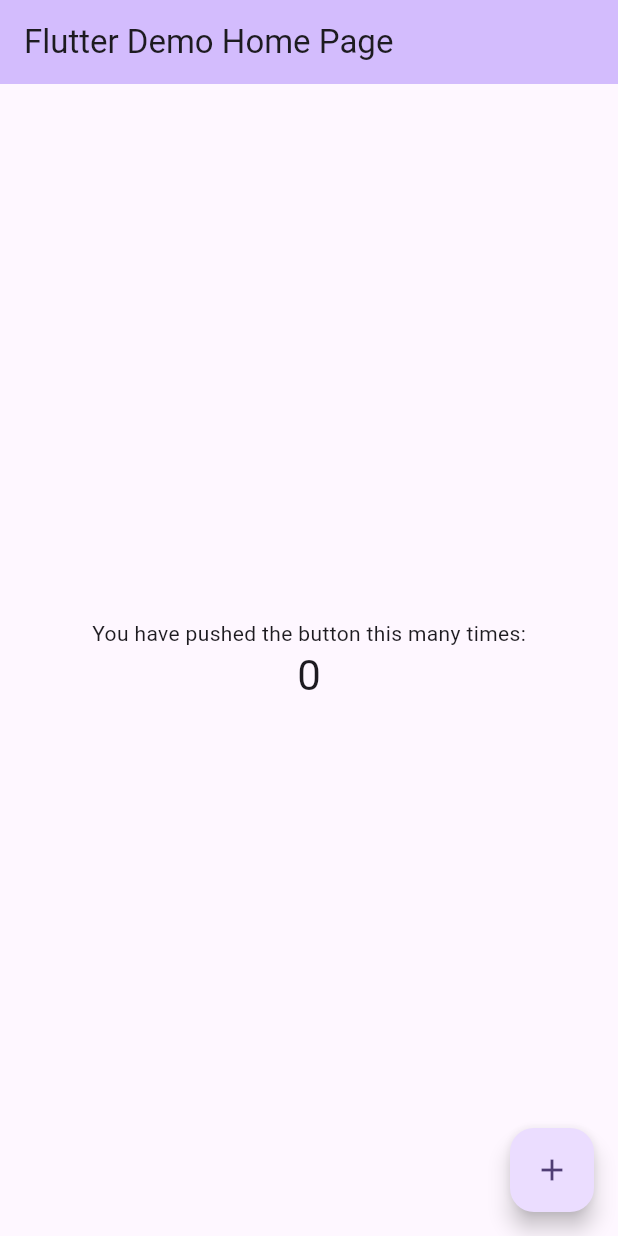
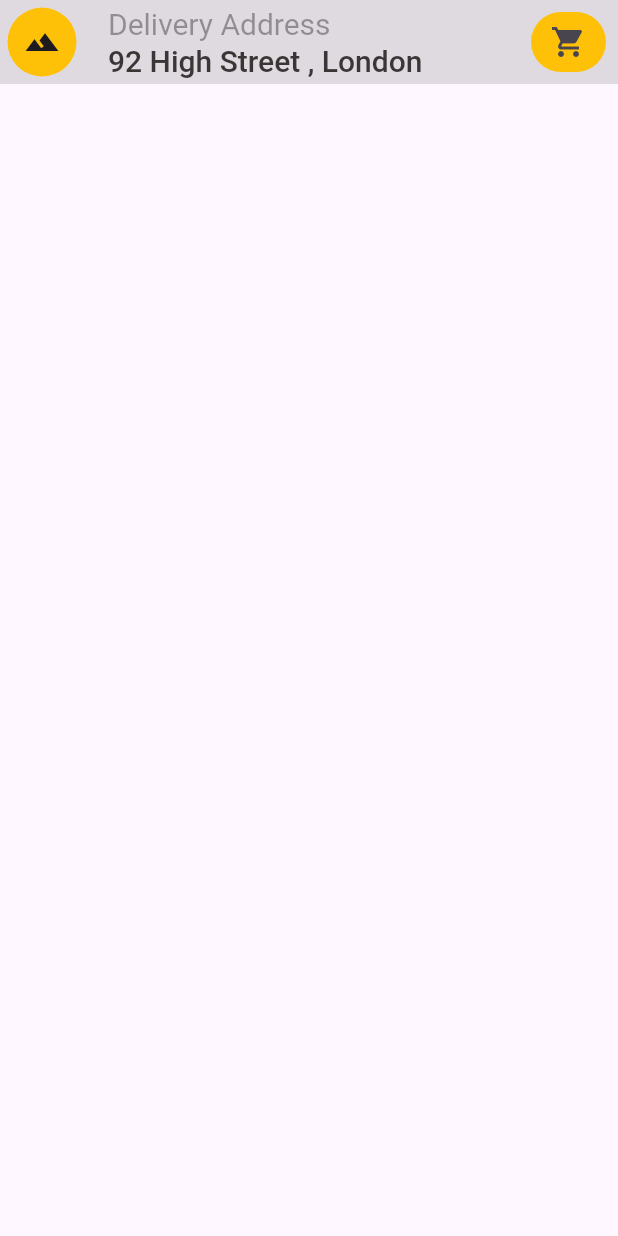
Before and after one commit to THARINDUnirmal/flutter-grocery-app, a Flutter app: the screen it shows after launch, on a phone screen of 412 x 824 dp. Run offline on Flutter 3.47's test engine with Material 3 defaults, Android fonts, the phone set to English and light mode, and no system bars.

Commit message:
home page (appbar create)

```diff
--- a/lib/main.dart
+++ b/lib/main.dart
@@ -1,125 +1,18 @@
 import 'package:flutter/material.dart';
+import 'package:flutter_grocery_app/pages/home_page/home_page.dart';
 
 void main() {
-  runApp(const MyApp());
+  runApp(MyApp());
 }
 
 class MyApp extends StatelessWidget {
   const MyApp({super.key});
 
-  // This widget is the root of your application.
   @override
   Widget build(BuildContext context) {
     return MaterialApp(
-      title: 'Flutter Demo',
-      theme: ThemeData(
-        // This is the theme of your application.
-        //
-        // TRY THIS: Try running your application with "flutter run". You'll see
-        // the application has a purple toolbar. Then, without quitting the app,
-        // try changing the seedColor in the colorScheme below to Colors.green
-        // and then invoke "hot reload" (save your changes or press the "hot
-        // reload" button in a Flutter-supported IDE, or press "r" if you used
-        // the command line to start the app).
-        //
-        // Notice that the counter didn't reset back to zero; the application
-        // state is not lost during the reload. To reset the state, use hot
-        // restart instead.
-        //
-        // This works for code too, not just values: Most code changes can be
-        // tested with just a hot reload.
-        colorScheme: ColorScheme.fromSeed(seedColor: Colors.deepPurple),
-        useMaterial3: true,
-      ),
-      home: const MyHomePage(title: 'Flutter Demo Home Page'),
+      debugShowCheckedModeBanner: false,
+      home: HomePage(),
     );
   }
 }
-
-class MyHomePage extends StatefulWidget {
-  const MyHomePage({super.key, required this.title});
-
-  // This widget is the home page of your application. It is stateful, meaning
-  // that it has a State object (defined below) that contains fields that affect
-  // how it looks.
-
-  // This class is the configuration for the state. It holds the values (in this
-  // case the title) provided by the parent (in this case the App widget) and
-  // used by the build method of the State. Fields in a Widget subclass are
-  // always marked "final".
-
-  final String title;
-
-  @override
-  State<MyHomePage> createState() => _MyHomePageState();
-}
-
-class _MyHomePageState extends State<MyHomePage> {
-  int _counter = 0;
-
-  void _incrementCounter() {
-    setState(() {
-      // This call to setState tells the Flutter framework that something has
-      // changed in this State, which causes it to rerun the build method below
-      // so that the display can reflect the updated values. If we changed
-      // _counter without calling setState(), then the build method would not be
-      // called again, and so nothing would appear to happen.
-      _counter++;
-    });
-  }
-
-  @override
-  Widget build(BuildContext context) {
-    // This method is rerun every time setState is called, for instance as done
-    // by the _incrementCounter method above.
-    //
-    // The Flutter framework has been optimized to make rerunning build methods
-    // fast, so that you can just rebuild anything that needs updating rather
-    // than having to individually change instances of widgets.
-    return Scaffold(
-      appBar: AppBar(
-        // TRY THIS: Try changing the color here to a specific color (to
-        // Colors.amber, perhaps?) and trigger a hot reload to see the AppBar
-        // change color while the other colors stay the same.
-        backgroundColor: Theme.of(context).colorScheme.inversePrimary,
-        // Here we take the value from the MyHomePage object that was created by
-        // the App.build method, and use it to set our appbar title.
-        title: Text(widget.title),
-      ),
-      body: Center(
-        // Center is a layout widget. It takes a single child and positions it
-        // in the middle of the parent.
-        child: Column(
-          // Column is also a layout widget. It takes a list of children and
-          // arranges them vertically. By default, it sizes itself to fit its
-          // children horizontally, and tries to be as tall as its parent.
-          //
-          // Column has various properties to control how it sizes itself and
-          // how it positions its children. Here we use mainAxisAlignment to
-          // center the children vertically; the main axis here is the vertical
-          // axis because Columns are vertical (the cross axis would be
-          // horizontal).
-          //
-          // TRY THIS: Invoke "debug painting" (choose the "Toggle Debug Paint"
-          // action in the IDE, or press "p" in the console), to see the
-          // wireframe for each widget.
-          mainAxisAlignment: MainAxisAlignment.center,
-          children: <Widget>[
-            const Text(
-              'You have pushed the button this many times:',
-            ),
-            Text(
-              '$_counter',
-              style: Theme.of(context).textTheme.headlineMedium,
-            ),
-          ],
-        ),
-      ),
-      floatingActionButton: FloatingActionButton(
-        onPressed: _incrementCounter,
-        tooltip: 'Increment',
-        child: const Icon(Icons.add),
-      ), // This trailing comma makes auto-formatting nicer for build methods.
-    );
-  }
-}
--- /dev/null
+++ b/lib/pages/home_page/home_page.dart
@@ -0,0 +1,21 @@
+import 'package:flutter/material.dart';
+import 'package:flutter_grocery_app/pages/home_page/widget/appbar/app_bar.dart';
+
+class HomePage extends StatelessWidget {
+  const HomePage({super.key});
+
+  @override
+  Widget build(BuildContext context) {
+    return Scaffold(
+      appBar: AppBar(
+        backgroundColor: Colors.black12,
+        leading: Padding(
+          padding: const EdgeInsets.all(5.0),
+          child: appbarLeading,
+        ),
+        title: appbarTitle,
+        actions: appbarAction,
+      ),
+    );
+  }
+}
--- /dev/null
+++ b/lib/pages/home_page/widget/appbar/app_bar.dart
@@ -0,0 +1,45 @@
+import 'package:flutter/material.dart';
+import 'package:flutter/widgets.dart';
+
+Widget appbarLeading = Container(
+  width: 50,
+  height: 50,
+  decoration: BoxDecoration(
+    borderRadius: BorderRadius.circular(100),
+    color: Colors.amber,
+  ),
+  child: Icon(Icons.landscape),
+);
+
+Widget appbarTitle = Column(
+  crossAxisAlignment: CrossAxisAlignment.start,
+  children: [
+    Text(
+      "Delivery Address",
+      style: TextStyle(
+        color: Color(0xff3B3636).withOpacity(0.47),
+        fontSize: 20,
+      ),
+    ),
+    Text(
+      "92 High Street , London",
+      style: TextStyle(
+          color: Color(0xff3B3636), fontSize: 20, fontWeight: FontWeight.w500),
+    ),
+  ],
+);
+
+List<Widget>? appbarAction = [
+  Padding(
+    padding: const EdgeInsets.all(8.0),
+    child: Container(
+      width: 50,
+      height: 50,
+      decoration: BoxDecoration(
+        borderRadius: BorderRadius.circular(100),
+        color: Colors.amber,
+      ),
+      child: Icon(Icons.local_grocery_store),
+    ),
+  )
+];
```
